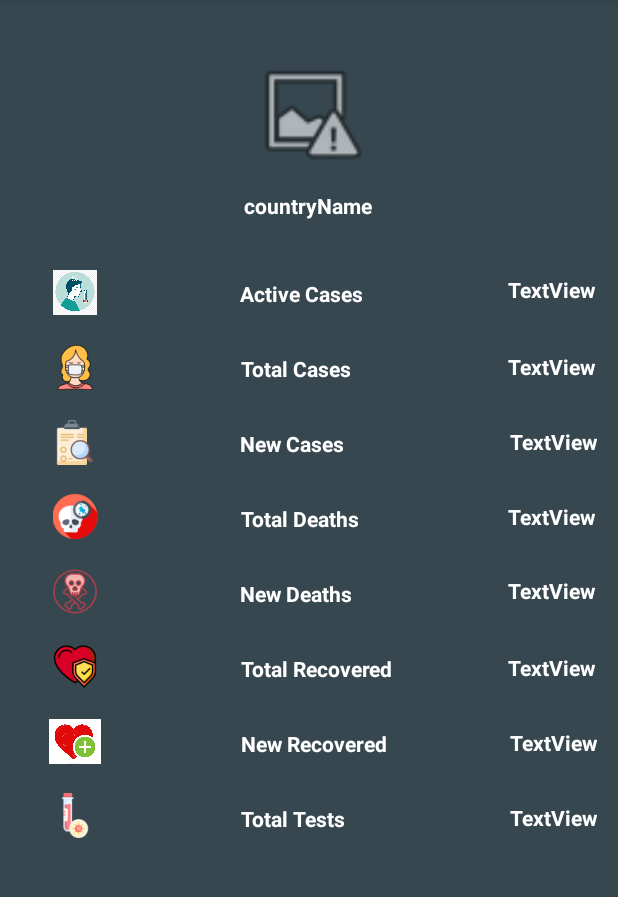
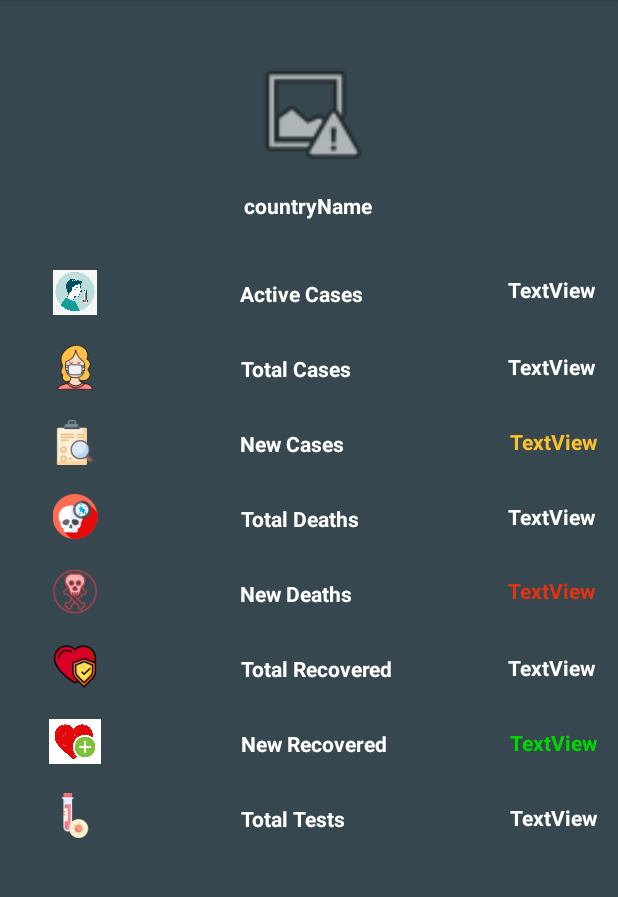
Before and after one commit to umaarabdullah/CoronaUpdate1, an Android app: the CountryDetailActivity screen opened directly, with no data from a screen before it, on a phone screen of 412 x 824 dp, the part 84-981 px from its top. Run offline under Robolectric (Android 15) with nearby library versions, the phone set to English and light mode, and no system bars; our stand-ins replace Picasso; pictures from the network do not load.

Commit message:
Deleted the old detailScreen layout and added color to the text of new cases, new deaths and new recovered. Yellow, red and green respectively.

```diff
--- a/app/src/main/res/layout/activity_country_detail.xml
+++ b/app/src/main/res/layout/activity_country_detail.xml
@@ -267,7 +267,7 @@
         android:gravity="center"
         android:text="TextView"
         android:textAlignment="center"
-        android:textColor="@color/white"
+        android:textColor="@color/yellow"
         android:textStyle="bold"
         app:layout_constraintEnd_toEndOf="parent"
         app:layout_constraintTop_toBottomOf="@+id/c_total_cases_num" />
@@ -295,7 +295,7 @@
         android:gravity="center"
         android:text="TextView"
         android:textAlignment="center"
-        android:textColor="@color/white"
+        android:textColor="@color/red"
         android:textStyle="bold"
         app:layout_constraintEnd_toEndOf="parent"
         app:layout_constraintTop_toBottomOf="@+id/c_total_deaths_num" />
@@ -323,7 +323,7 @@
         android:gravity="center"
         android:text="TextView"
         android:textAlignment="center"
-        android:textColor="@color/white"
+        android:textColor="@color/green"
         android:textStyle="bold"
         app:layout_constraintEnd_toEndOf="parent"
         app:layout_constraintTop_toBottomOf="@+id/c_total_recovered_num" />
--- a/app/src/main/res/layout/country_detail.xml
+++ /dev/null
@@ -1,6 +0,0 @@
-<?xml version="1.0" encoding="utf-8"?>
-<androidx.constraintlayout.widget.ConstraintLayout xmlns:android="http://schemas.android.com/apk/res/android"
-    android:layout_width="match_parent"
-    android:layout_height="match_parent">
-
-</androidx.constraintlayout.widget.ConstraintLayout>
--- a/app/src/main/res/values/colors.xml
+++ b/app/src/main/res/values/colors.xml
@@ -10,6 +10,7 @@
     <color name="colorAccent">#4075a2</color>
     <color name="colorNavIcon">#dae9f6</color>
     <color name="colorNavText">#01294b</color>
+    <color name="green">#00d800 </color>
     <color name="yellow">#FBC02D</color>
     <color name="red">#E4340F</color>
     <color name="colorPrimaryDark">#263238</color>
```
